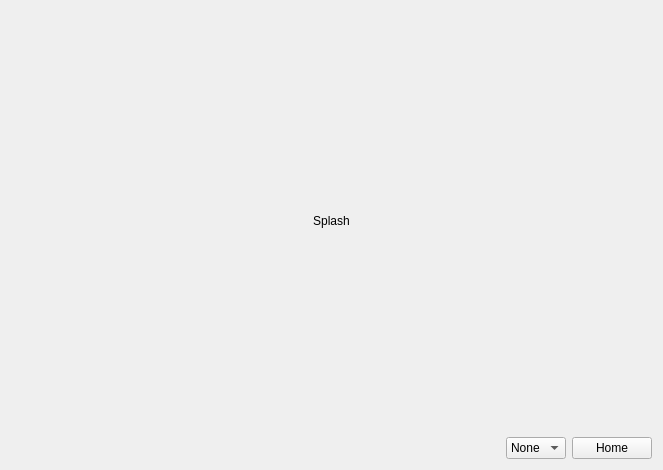
Qt form ui/main.ui (dmzdev/stance) before a commit.
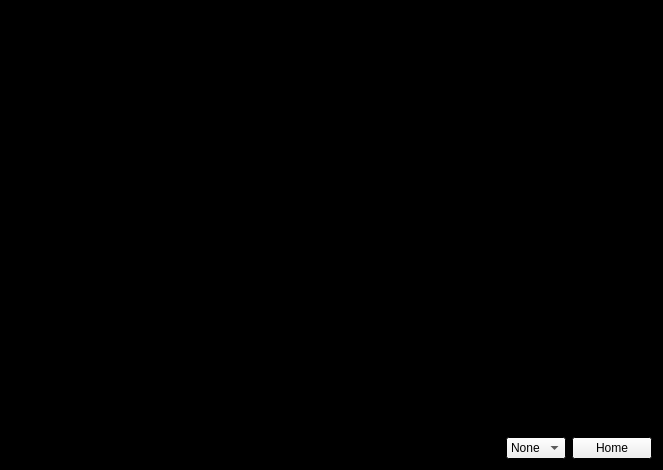
The same form after that commit. The open tabs and pages were chosen to show the change.

Commit message: Background of main window now black.

Diff of the .ui file:
```diff
--- a/ui/main.ui
+++ b/ui/main.ui
@@ -10,9 +10,76 @@
     <height>470</height>
    </rect>
   </property>
+  <property name="palette">
+   <palette>
+    <active>
+     <colorrole role="Base">
+      <brush brushstyle="SolidPattern">
+       <color alpha="255">
+        <red>255</red>
+        <green>255</green>
+        <blue>255</blue>
+       </color>
+      </brush>
+     </colorrole>
+     <colorrole role="Window">
+      <brush brushstyle="SolidPattern">
+       <color alpha="255">
+        <red>0</red>
+        <green>0</green>
+        <blue>0</blue>
+       </color>
+      </brush>
+     </colorrole>
+    </active>
+    <inactive>
+     <colorrole role="Base">
+      <brush brushstyle="SolidPattern">
+       <color alpha="255">
+        <red>255</red>
+        <green>255</green>
+        <blue>255</blue>
+       </color>
+      </brush>
+     </colorrole>
+     <colorrole role="Window">
+      <brush brushstyle="SolidPattern">
+       <color alpha="255">
+        <red>0</red>
+        <green>0</green>
+        <blue>0</blue>
+       </color>
+      </brush>
+     </colorrole>
+    </inactive>
+    <disabled>
+     <colorrole role="Base">
+      <brush brushstyle="SolidPattern">
+       <color alpha="255">
+        <red>0</red>
+        <green>0</green>
+        <blue>0</blue>
+       </color>
+      </brush>
+     </colorrole>
+     <colorrole role="Window">
+      <brush brushstyle="SolidPattern">
+       <color alpha="255">
+        <red>0</red>
+        <green>0</green>
+        <blue>0</blue>
+       </color>
+      </brush>
+     </colorrole>
+    </disabled>
+   </palette>
+  </property>
   <property name="windowTitle">
    <string>Script Demo</string>
   </property>
+  <property name="autoFillBackground">
+   <bool>true</bool>
+  </property>
   <layout class="QVBoxLayout" name="verticalLayout_2">
    <item>
     <widget class="QStackedWidget" name="stackedWidget">
@@ -49,6 +116,73 @@
            <height>600</height>
           </size>
          </property>
+         <property name="palette">
+          <palette>
+           <active>
+            <colorrole role="Base">
+             <brush brushstyle="SolidPattern">
+              <color alpha="255">
+               <red>255</red>
+               <green>255</green>
+               <blue>255</blue>
+              </color>
+             </brush>
+            </colorrole>
+            <colorrole role="Window">
+             <brush brushstyle="SolidPattern">
+              <color alpha="255">
+               <red>0</red>
+               <green>0</green>
+               <blue>0</blue>
+              </color>
+             </brush>
+            </colorrole>
+           </active>
+           <inactive>
+            <colorrole role="Base">
+             <brush brushstyle="SolidPattern">
+              <color alpha="255">
+               <red>255</red>
+               <green>255</green>
+               <blue>255</blue>
+              </color>
+             </brush>
+            </colorrole>
+            <colorrole role="Window">
+             <brush brushstyle="SolidPattern">
+              <color alpha="255">
+               <red>0</red>
+               <green>0</green>
+               <blue>0</blue>
+              </color>
+             </brush>
+            </colorrole>
+           </inactive>
+           <disabled>
+            <colorrole role="Base">
+             <brush brushstyle="SolidPattern">
+              <color alpha="255">
+               <red>0</red>
+               <green>0</green>
+               <blue>0</blue>
+              </color>
+             </brush>
+            </colorrole>
+            <colorrole role="Window">
+             <brush brushstyle="SolidPattern">
+              <color alpha="255">
+               <red>0</red>
+               <green>0</green>
+               <blue>0</blue>
+              </color>
+             </brush>
+            </colorrole>
+           </disabled>
+          </palette>
+         </property>
+         <property name="autoFillBackground">
+          <bool>false</bool>
+         </property>
          <property name="text">
           <string>Splash</string>
          </property>
```
Left out of the diff: 8 changed lines with no effect on the pictures.
